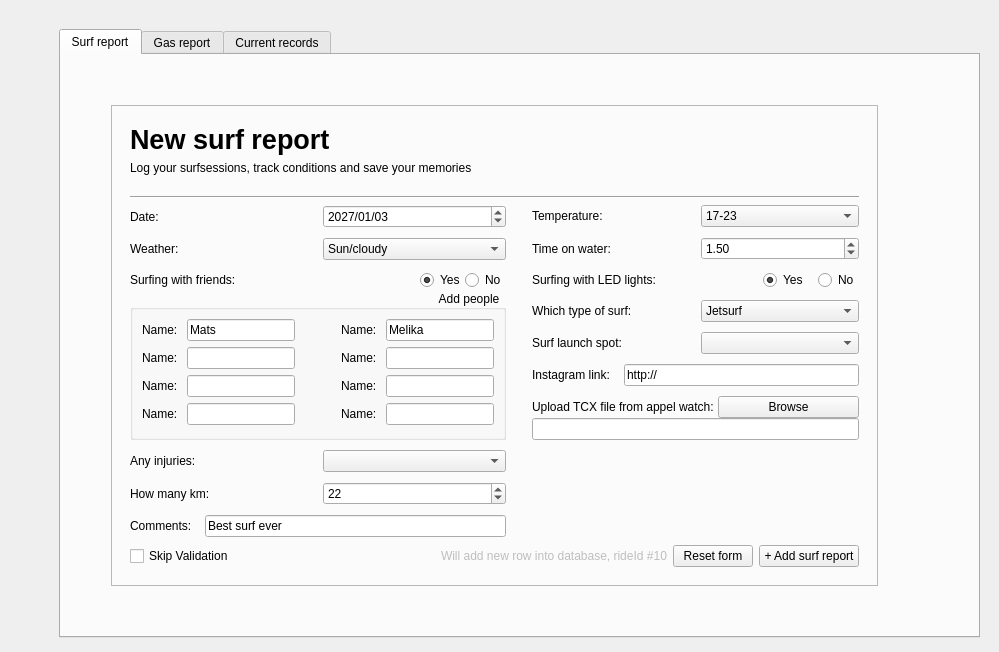
The window that src/ui/report.ui (grafitec/SurfReportInput) describes before a commit, drawn with Qt 5.
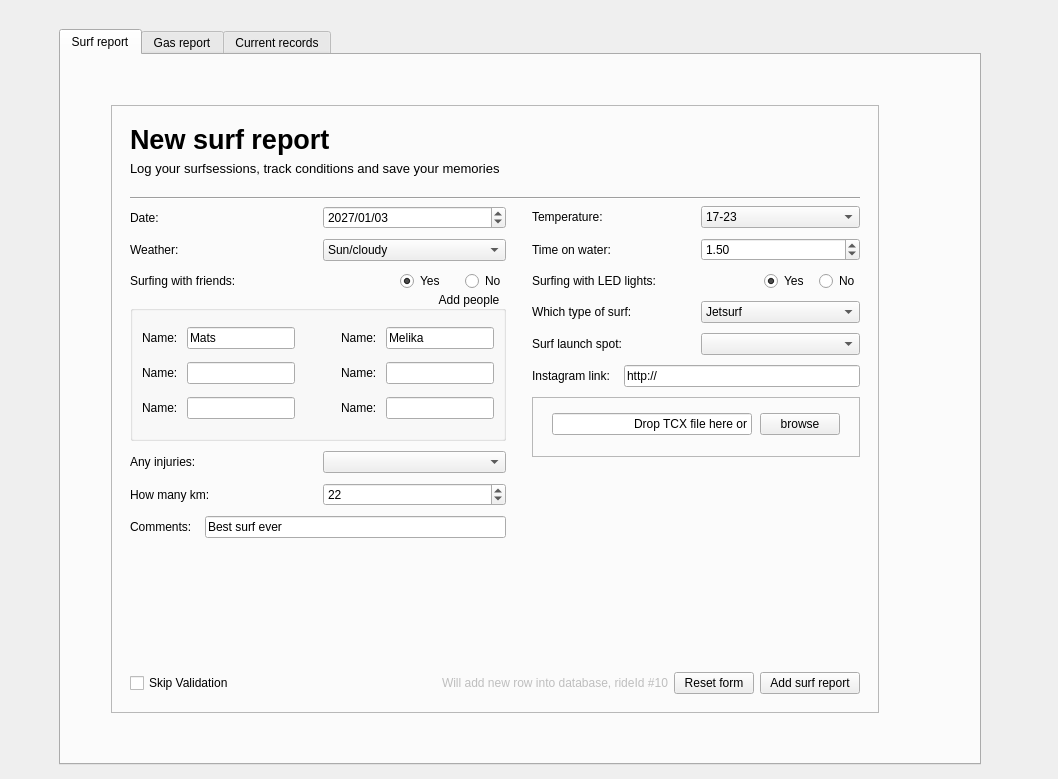
The same window after the commit.

Commit message: Added some icons, fixed the drag and drop TCX field

What changed in the file:
```diff
--- a/src/ui/report.ui
+++ b/src/ui/report.ui
@@ -6,12 +6,12 @@
    <rect>
     <x>0</x>
     <y>0</y>
-    <width>999</width>
-    <height>648</height>
+    <width>1058</width>
+    <height>779</height>
    </rect>
   </property>
   <property name="sizePolicy">
-   <sizepolicy hsizetype="Expanding" vsizetype="Expanding">
+   <sizepolicy hsizetype="Fixed" vsizetype="Fixed">
     <horstretch>0</horstretch>
     <verstretch>0</verstretch>
    </sizepolicy>
@@ -139,6 +139,11 @@
                    </item>
                    <item>
                     <widget class="QLabel" name="label_29">
+                     <property name="font">
+                      <font>
+                       <pointsize>10</pointsize>
+                      </font>
+                     </property>
                      <property name="text">
                       <string>Log your surfsessions, track conditions and save your memories</string>
                      </property>
@@ -288,6 +293,22 @@
                          </attribute>
                         </widget>
                        </item>
+                       <item>
+                        <spacer name="horizontalSpacer_11">
+                         <property name="orientation">
+                          <enum>Qt::Horizontal</enum>
+                         </property>
+                         <property name="sizeType">
+                          <enum>QSizePolicy::Fixed</enum>
+                         </property>
+                         <property name="sizeHint" stdset="0">
+                          <size>
+                           <width>20</width>
+                           <height>20</height>
+                          </size>
+                         </property>
+                        </spacer>
+                       </item>
                        <item>
                         <widget class="QRadioButton" name="rad1Friends">
                          <property name="text">
@@ -464,57 +485,6 @@
                           </item>
                          </layout>
                         </item>
-                        <item>
-                         <layout class="QHBoxLayout" name="horizontalLayout_25">
-                          <item>
-                           <widget class="QLabel" name="label_26">
-                            <property name="text">
-                             <string>Name: </string>
-                            </property>
-                           </widget>
-                          </item>
-                          <item>
-                           <widget class="QLineEdit" name="txtFriend7">
-                            <property name="sizePolicy">
-                             <sizepolicy hsizetype="Expanding" vsizetype="Fixed">
-                              <horstretch>0</horstretch>
-                              <verstretch>0</verstretch>
-                             </sizepolicy>
-                            </property>
-                           </widget>
-                          </item>
-                          <item>
-                           <spacer name="horizontalSpacer_12">
-                            <property name="orientation">
-                             <enum>Qt::Horizontal</enum>
-                            </property>
-                            <property name="sizeHint" stdset="0">
-                             <size>
-                              <width>40</width>
-                              <height>20</height>
-                             </size>
-                            </property>
-                           </spacer>
-                          </item>
-                          <item>
-                           <widget class="QLabel" name="label_22">
-                            <property name="text">
-                             <string>Name: </string>
-                            </property>
-                           </widget>
-                          </item>
-                          <item>
-                           <widget class="QLineEdit" name="txtFriend8">
-                            <property name="sizePolicy">
-                             <sizepolicy hsizetype="Expanding" vsizetype="Fixed">
-                              <horstretch>0</horstretch>
-                              <verstretch>0</verstretch>
-                             </sizepolicy>
-                            </property>
-                           </widget>
-                          </item>
-                         </layout>
-                        </item>
                        </layout>
                       </widget>
                      </item>
@@ -839,36 +809,70 @@
                     </layout>
                    </item>
                    <item>
-                    <layout class="QVBoxLayout" name="verticalLayout_9">
-                     <property name="spacing">
-                      <number>0</number>
+                    <widget class="QFrame" name="uploadDropZone">
+                     <property name="sizePolicy">
+                      <sizepolicy hsizetype="Preferred" vsizetype="Fixed">
+                       <horstretch>0</horstretch>
+                       <verstretch>0</verstretch>
+                      </sizepolicy>
                      </property>
-                     <item>
-                      <layout class="QHBoxLayout" name="horizontalLayout_23">
-                       <item>
-                        <widget class="QLabel" name="label_19">
-                         <property name="text">
-                          <string>Upload TCX file from appel watch: </string>
-                         </property>
-                        </widget>
-                       </item>
-                       <item>
-                        <widget class="QPushButton" name="btnBrowseCtx">
-                         <property name="text">
-                          <string>Browse</string>
-                         </property>
-                        </widget>
-                       </item>
-                      </layout>
-                     </item>
-                     <item>
-                      <widget class="QLineEdit" name="txtCtxPath">
-                       <property name="text">
-                        <string/>
-                       </property>
-                      </widget>
-                     </item>
-                    </layout>
+                     <property name="minimumSize">
+                      <size>
+                       <width>0</width>
+                       <height>60</height>
+                      </size>
+                     </property>
+                     <property name="frameShape">
+                      <enum>QFrame::StyledPanel</enum>
+                     </property>
+                     <property name="frameShadow">
+                      <enum>QFrame::Raised</enum>
+                     </property>
+                     <layout class="QHBoxLayout" name="horizontalLayout_23">
+                      <item>
+                       <layout class="QHBoxLayout" name="horizontalLayout_25">
+                        <property name="spacing">
+                         <number>8</number>
+                        </property>
+                        <property name="leftMargin">
+                         <number>10</number>
+                        </property>
+                        <property name="topMargin">
+                         <number>0</number>
+                        </property>
+                        <property name="rightMargin">
+                         <number>10</number>
+                        </property>
+                        <property name="bottomMargin">
+                         <number>5</number>
+                        </property>
+                        <item>
+                         <widget class="QLineEdit" name="txtCtxPath">
+                          <property name="sizePolicy">
+                           <sizepolicy hsizetype="Expanding" vsizetype="Fixed">
+                            <horstretch>0</horstretch>
+                            <verstretch>0</verstretch>
+                           </sizepolicy>
+                          </property>
+                          <property name="text">
+                           <string>Drop TCX file here or</string>
+                          </property>
+                          <property name="alignment">
+                           <set>Qt::AlignRight|Qt::AlignTrailing|Qt::AlignVCenter</set>
+                          </property>
+                         </widget>
+                        </item>
+                        <item>
+                         <widget class="QPushButton" name="btnBrowseCtx">
+                          <property name="text">
+                           <string>browse</string>
+                          </property>
+                         </widget>
+                        </item>
+                       </layout>
+                      </item>
+                     </layout>
+                    </widget>
                    </item>
                    <item>
                     <spacer name="verticalSpacer_2">
@@ -951,7 +955,7 @@
                     <string notr="true"/>
                    </property>
                    <property name="text">
-                    <string>+ Add surf report</string>
+                    <string>Add surf report</string>
                    </property>
                   </widget>
                  </item>
```
Left out of the diff: 2 changed lines with no effect on the pictures. The commit also changes 11 other files.
